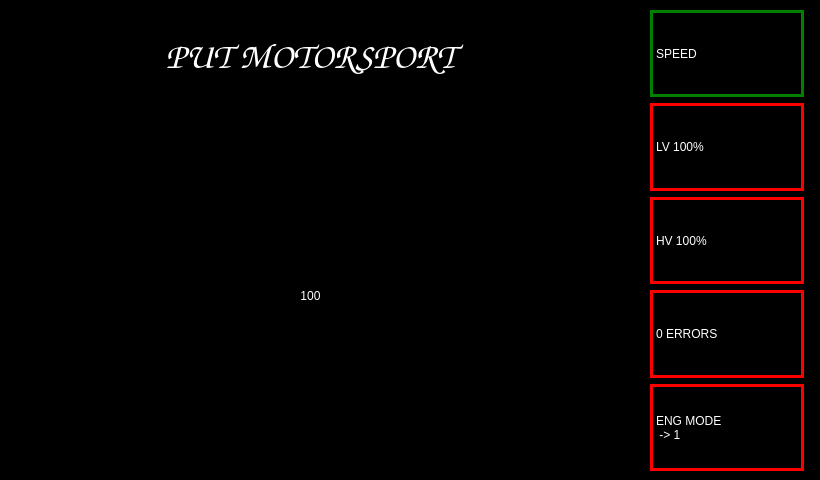
Before: the Qt Designer form main.ui in Evarios/PUTM_EV_DASHBOARD_2022, drawn with Qt 5.
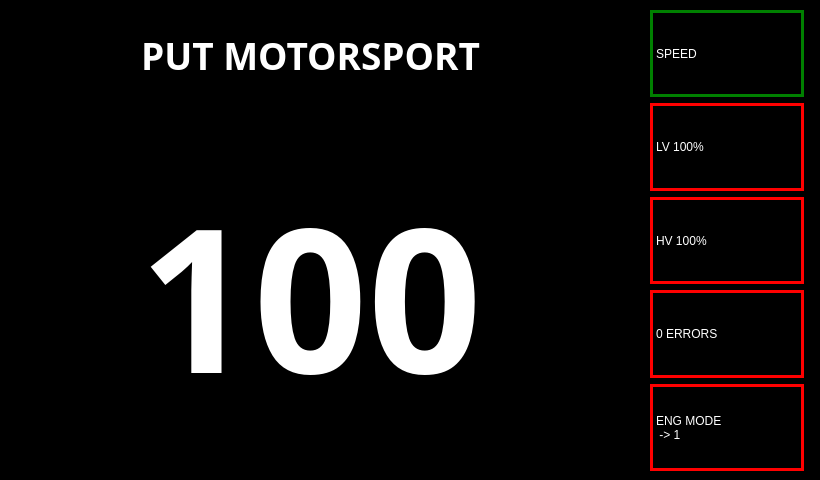
After: the same form once the commit is applied. The open tabs and pages were chosen to show the change.

Patch:
```diff
--- a/main.ui
+++ b/main.ui
@@ -48,6 +48,15 @@
          <height>351</height>
         </rect>
        </property>
+       <property name="font">
+        <font>
+         <family>Arial Black</family>
+         <pointsize>150</pointsize>
+         <weight>75</weight>
+         <italic>false</italic>
+         <bold>true</bold>
+        </font>
+       </property>
        <property name="styleSheet">
         <string notr="true">font: 150pt &quot;Comic Sans MS&quot;;
 color: rgb(255, 255, 255);</string>
@@ -70,8 +79,10 @@
        </property>
        <property name="font">
         <font>
-         <family>Comic Sans MS</family>
+         <family>Arial Black</family>
          <pointsize>28</pointsize>
+         <weight>75</weight>
+         <bold>true</bold>
         </font>
        </property>
        <property name="styleSheet">
```
Left out of the diff: 5 changed lines with no effect on the pictures.
